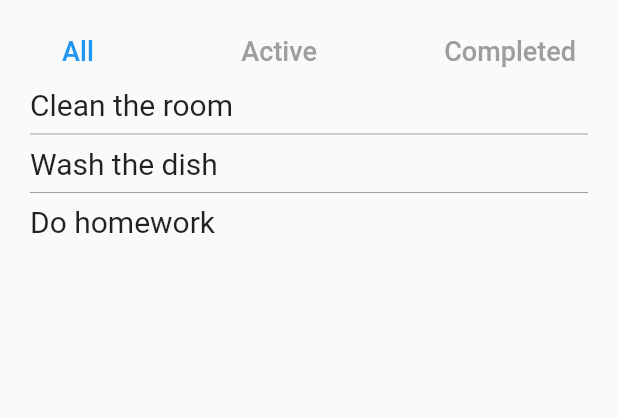
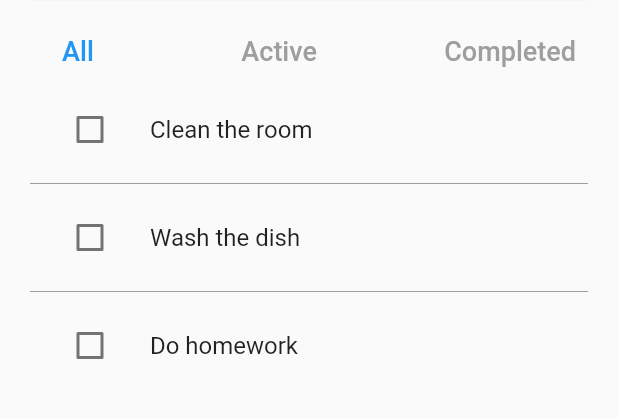
Before and after one commit to jimforever/blocdemo, a Flutter app: the screen it shows after launch, on a phone screen of 412 x 824 dp, the part 337-755 px from its top. Run offline on Flutter 3.47's test engine with Material 2 defaults, Android fonts, the phone set to English and light mode, and no system bars; our stand-ins replace bloc, bloc_concurrency, equatable, flutter_bloc, hydrated_bloc.

Commit message:
TodoItem widget

```diff
--- a/todo_cubit/lib/pages/todos_page/show_todos.dart
+++ b/todo_cubit/lib/pages/todos_page/show_todos.dart
@@ -1,7 +1,9 @@
 import 'package:flutter/material.dart';
 import 'package:flutter_bloc/flutter_bloc.dart';
+import 'package:todo_cubit/cubits/cubits.dart';
 
 import '../../cubits/filtered_todos/filtered_todos_cubit.dart';
+import '../../models/todo_model.dart';
 
 class ShowTodos extends StatelessWidget {
   const ShowTodos({Key? key}) : super(key: key);
@@ -17,9 +19,11 @@ class ShowTodos extends StatelessWidget {
             key: ValueKey(todos[index].id),
             background: showBackground(0),
             secondaryBackground: showBackground(1),
-            child: Text(
-              todos[index].desc,
-              style: TextStyle(fontSize: 20),
+            onDismissed: (_) {
+              context.read<TodoListCubit>().removeTodo(todos[index]);
+            },
+            child: TodoItem(
+              todo: todos[index],
             ),
           );
         },
@@ -43,3 +47,26 @@ class ShowTodos extends StatelessWidget {
     );
   }
 }
+
+class TodoItem extends StatefulWidget {
+  final Todo todo;
+  const TodoItem({Key? key, required this.todo}) : super(key: key);
+
+  @override
+  State<TodoItem> createState() => _TodoItemState();
+}
+
+class _TodoItemState extends State<TodoItem> {
+  @override
+  Widget build(BuildContext context) {
+    return ListTile(
+      leading: Checkbox(
+        value: widget.todo.completed,
+        onChanged: (bool? checked) {
+          context.read<TodoListCubit>().toggleTodo(widget.todo.id);
+        },
+      ),
+      title: Text(widget.todo.desc),
+    );
+  }
+}
```
